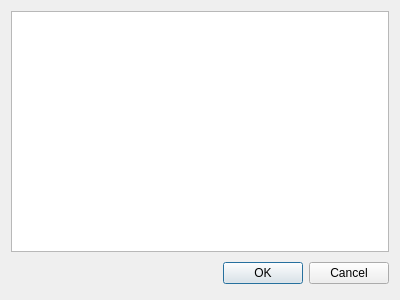
The window that source/vocabularymanagerdialog/wordsimportdialog.ui (martin-kudlicka/vocabulary-master) describes before a commit, drawn with Qt 5.
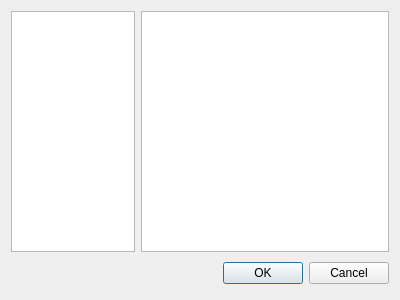
The same window after the commit.

Commit message: + import fields editor

Diff of the .ui file:
```diff
--- a/source/vocabularymanagerdialog/wordsimportdialog.ui
+++ b/source/vocabularymanagerdialog/wordsimportdialog.ui
@@ -18,11 +18,33 @@
     <layout class="QHBoxLayout" name="horizontalLayout_2">
      <item>
       <widget class="QTreeView" name="qtvCategories">
+       <property name="sizePolicy">
+        <sizepolicy hsizetype="Expanding" vsizetype="Expanding">
+         <horstretch>1</horstretch>
+         <verstretch>0</verstretch>
+        </sizepolicy>
+       </property>
        <property name="rootIsDecorated">
         <bool>false</bool>
        </property>
       </widget>
      </item>
+     <item>
+      <widget class="QTreeView" name="qtvFields">
+       <property name="sizePolicy">
+        <sizepolicy hsizetype="Expanding" vsizetype="Expanding">
+         <horstretch>2</horstretch>
+         <verstretch>0</verstretch>
+        </sizepolicy>
+       </property>
+       <property name="rootIsDecorated">
+        <bool>false</bool>
+       </property>
+       <attribute name="headerStretchLastSection">
+        <bool>false</bool>
+       </attribute>
+      </widget>
+     </item>
     </layout>
    </item>
    <item>
```
The commit also changes 5 other files.
